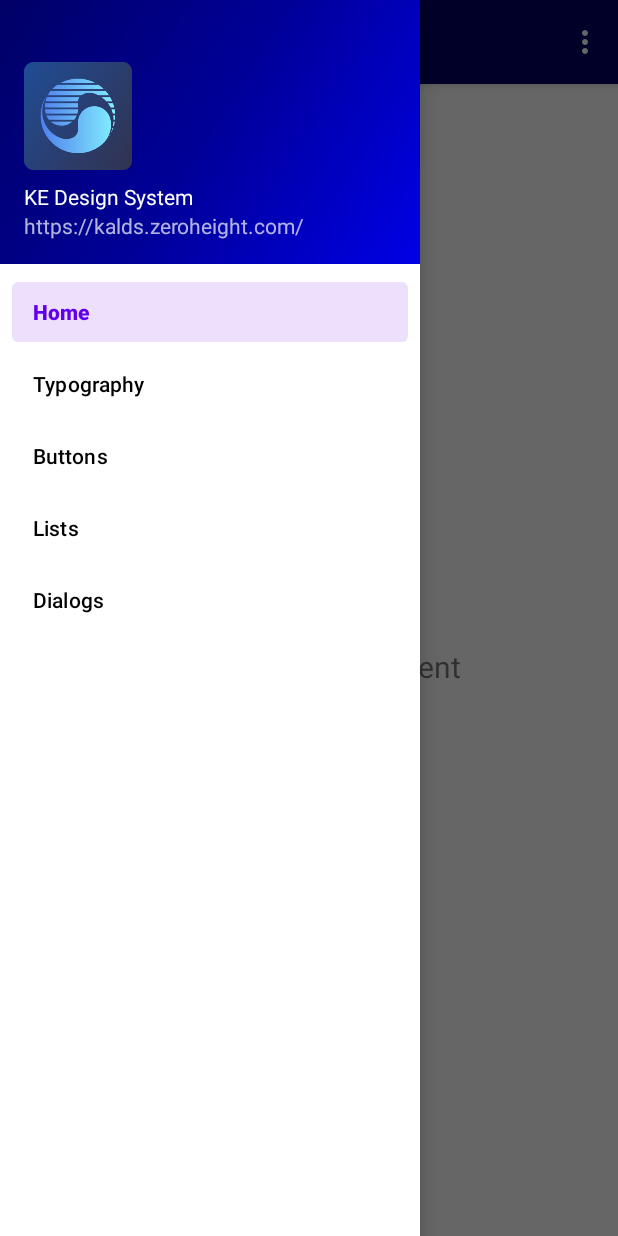
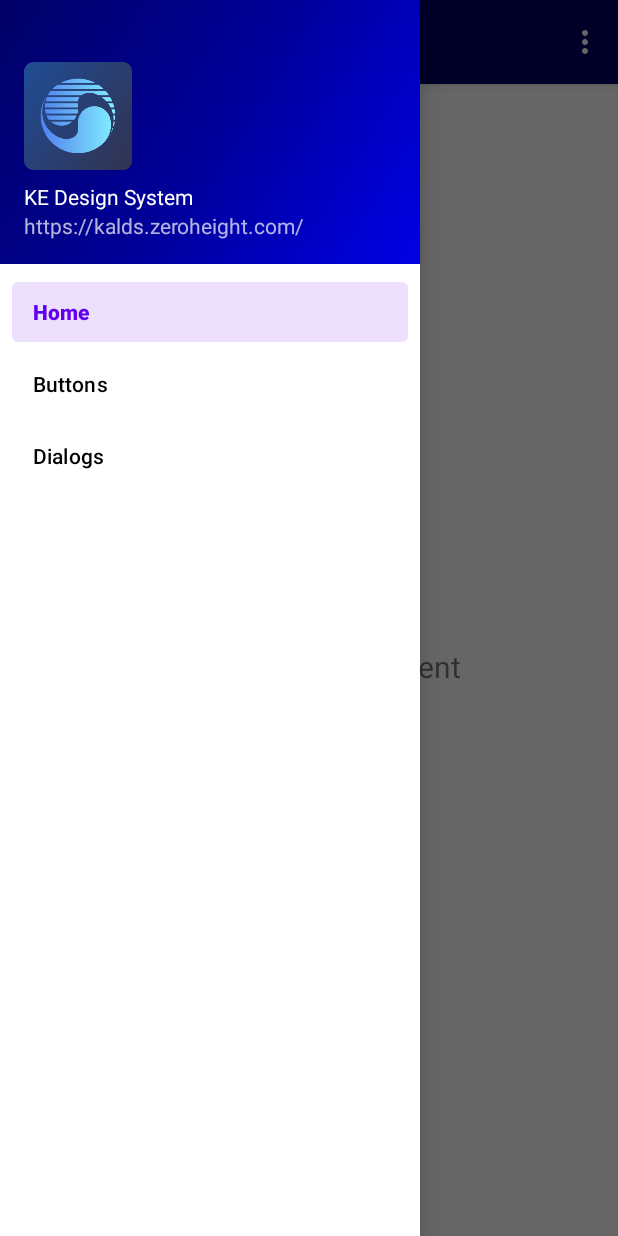
Before and after one commit to Lunaness/KEDS, an Android app: the screen it shows after launch (MainActivity), with the side drawer open, on a phone screen of 412 x 824 dp. Run offline under Robolectric (Android 15) with nearby library versions, the phone set to English and light mode, and no system bars; our stand-ins replace navigation-ui.

Commit message:
[Android][박현철] 메뉴 정리

```diff
--- a/Android/app/src/main/java/com/koreanair/keds/MainActivity.kt
+++ b/Android/app/src/main/java/com/koreanair/keds/MainActivity.kt
@@ -38,7 +38,7 @@ class MainActivity : AppCompatActivity() {
         // menu should be considered as top level destinations.
         appBarConfiguration = AppBarConfiguration(
             setOf(
-                R.id.nav_home, R.id.nav_typography, R.id.nav_buttons, R.id.nav_lists
+                R.id.nav_home, R.id.nav_buttons,R.id.nav_dialogs
             ), drawerLayout
         )
         setupActionBarWithNavController(navController, appBarConfiguration)
--- a/Android/app/src/main/res/menu/activity_main_drawer.xml
+++ b/Android/app/src/main/res/menu/activity_main_drawer.xml
@@ -7,15 +7,15 @@
         <item
             android:id="@+id/nav_home"
             android:title="@string/menu_home" />
-        <item
-            android:id="@+id/nav_typography"
-            android:title="@string/menu_typography" />
+<!--        <item-->
+<!--            android:id="@+id/nav_typography"-->
+<!--            android:title="@string/menu_typography" />-->
         <item
             android:id="@+id/nav_buttons"
             android:title="@string/menu_buttons" />
-        <item
-            android:id="@+id/nav_lists"
-            android:title="@string/menu_lists" />
+<!--        <item-->
+<!--            android:id="@+id/nav_lists"-->
+<!--            android:title="@string/menu_lists" />-->
         <item
             android:id="@+id/nav_dialogs"
             android:title="@string/menu_dialogs" />
```
